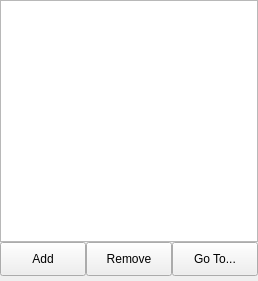
WohlSoft/Moondust-Project, file Editor/main_window/dock/bookmarks_box.ui: the form before one commit.
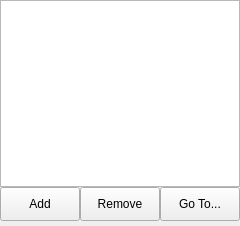
The form after the commit.

```diff
--- a/Editor/main_window/dock/bookmarks_box.ui
+++ b/Editor/main_window/dock/bookmarks_box.ui
@@ -6,10 +6,16 @@
    <rect>
     <x>0</x>
     <y>0</y>
-    <width>258</width>
-    <height>281</height>
+    <width>206</width>
+    <height>226</height>
    </rect>
   </property>
+  <property name="minimumSize">
+   <size>
+    <width>150</width>
+    <height>153</height>
+   </size>
+  </property>
   <property name="contextMenuPolicy">
    <enum>Qt::CustomContextMenu</enum>
   </property>
```
